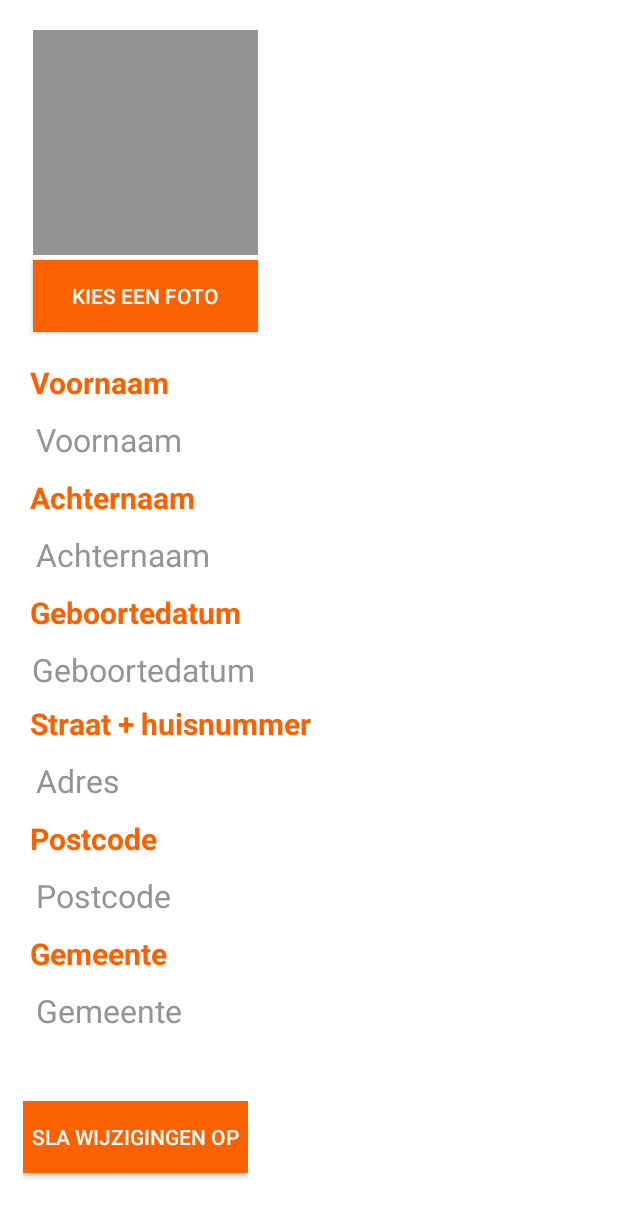
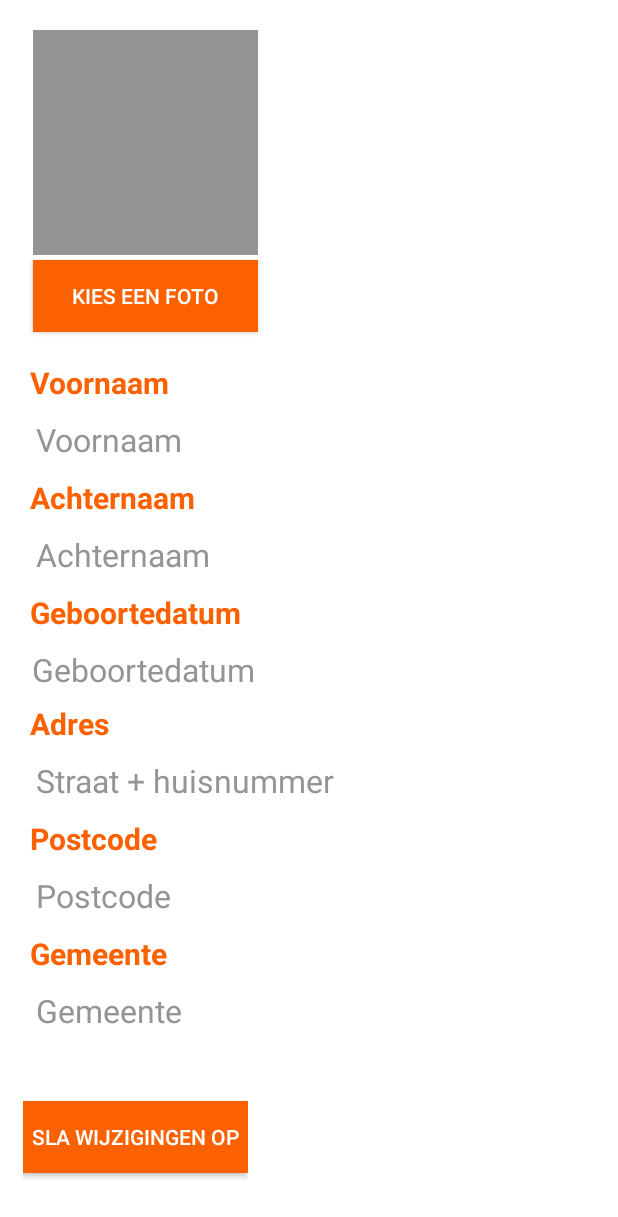
Before and after one commit to martijnwarson/Android-Mobile-App-Speel-Lees, an Android app: the layout activity_update.xml on its own in the app's theme, with its tools: preview values and no code run, on a phone screen of 412 x 824 dp. Shown: the top 1217 px of the screen. Run offline under Robolectric (Android 15) with nearby library versions, the phone set to English and light mode, and no system bars.

Commit message:
Fix masterdetail 10/03/2020

```diff
--- a/app/src/main/res/layout-land/activity_update.xml
+++ b/app/src/main/res/layout-land/activity_update.xml
@@ -32,7 +32,7 @@
 
         <TextView
             android:id="@+id/firstname_detail"
-            android:text="@string/detail_firstname"
+            android:text="Voornaam"
             android:textColor="@color/orange"
             android:textStyle="bold"
             android:layout_width="match_parent"
@@ -58,7 +58,7 @@
 
         <TextView
             android:id="@+id/lastname_detail"
-            android:text="@string/detail_lastname"
+            android:text="Achternaam"
             android:textColor="@color/orange"
             android:textStyle="bold"
             android:layout_width="match_parent"
@@ -83,7 +83,7 @@
 
         <TextView
             android:id="@+id/birthdate_detail"
-            android:text="@string/detail_birthdate"
+            android:text="Geboortedatum"
             android:textColor="@color/orange"
             android:textStyle="bold"
             android:layout_width="match_parent"
@@ -108,7 +108,7 @@
 
         <TextView
             android:id="@+id/adress_detail"
-            android:text="@string/detail_address"
+            android:text="Adres"
             android:textColor="@color/orange"
             android:textStyle="bold"
             android:layout_width="match_parent"
@@ -158,7 +158,7 @@
 
         <TextView
             android:id="@+id/city_detail"
-            android:text="@string/detail_city"
+            android:text="Gemeente"
             android:textColor="@color/orange"
             android:textStyle="bold"
             android:layout_width="match_parent"
@@ -201,7 +201,7 @@
                     android:layout_width="120dp"
                     android:layout_height="wrap_content"
                     android:id="@+id/btn_update"
-                    android:text="@string/btnUpdate"
+                    android:text="Wijzig"
                     android:background="@color/orange"
                     android:textColor="#FFFFFF"
                     android:layout_marginTop="93dp"
--- a/app/src/main/res/layout/activity_update.xml
+++ b/app/src/main/res/layout/activity_update.xml
@@ -34,7 +34,7 @@
 
         <TextView
             android:id="@+id/firstname_detail"
-            android:text="@string/detail_firstname"
+            android:text="Voornaam"
             android:textColor="@color/orange"
             android:textStyle="bold"
             android:layout_width="match_parent"
@@ -61,7 +61,7 @@
 
         <TextView
             android:id="@+id/lastname_detail"
-            android:text="@string/detail_lastname"
+            android:text="Achternaam"
             android:textColor="@color/orange"
             android:textStyle="bold"
             android:layout_width="match_parent"
@@ -87,7 +87,7 @@
 
         <TextView
             android:id="@+id/birthdate_detail_detail"
-            android:text="@string/detail_birthdate"
+            android:text="Geboortedatum"
             android:textColor="@color/orange"
             android:textStyle="bold"
             android:layout_width="match_parent"
@@ -113,7 +113,7 @@
 
         <TextView
             android:id="@+id/address_detail"
-            android:text="@string/detail_address"
+            android:text="Adres"
             android:textColor="@color/orange"
             android:textStyle="bold"
             android:layout_width="match_parent"
@@ -128,7 +128,7 @@
             android:layout_width="match_parent"
             android:layout_height="wrap_content"
             android:id="@+id/etAddress"
-            android:hint="Adres"
+            android:hint="Straat + huisnummer"
             android:layout_marginStart="20dp"
             android:layout_marginEnd="20dp"
             android:textSize="21sp"
@@ -167,7 +167,7 @@
 
         <TextView
             android:id="@+id/city_detail"
-            android:text="@string/detail_city"
+            android:text="Gemeente"
             android:textColor="@color/orange"
             android:textStyle="bold"
             android:layout_width="match_parent"
--- a/app/src/main/res/layout/client_detail.xml
+++ b/app/src/main/res/layout/client_detail.xml
@@ -25,7 +25,7 @@
 
         <TextView
             android:id="@+id/firstname_detail"
-            android:text="@string/detail_firstname"
+            android:text="Voornaam"
             android:textColor="@color/orange"
             android:textStyle="bold"
             android:layout_width="match_parent"
@@ -49,7 +49,7 @@
 
         <TextView
             android:id="@+id/lastname_detail"
-            android:text="@string/detail_lastname"
+            android:text="Achternaam"
             android:layout_width="wrap_content"
             android:layout_height="wrap_content"
             android:paddingStart="20dp"
@@ -73,7 +73,7 @@
 
         <TextView
             android:id="@+id/birthdate_detail"
-            android:text="@string/detail_birthdate"
+            android:text="Geboortedatum"
             android:layout_width="wrap_content"
             android:textStyle="bold"
             android:layout_height="wrap_content"
--- a/app/src/main/res/menu/nav_main.xml
+++ b/app/src/main/res/menu/nav_main.xml
@@ -7,10 +7,10 @@
         <item
             android:id="@+id/nav_home"
             android:icon="@drawable/ic_home"
-            android:title="@string/menu_home" />
+            android:title="Home" />
         <item
             android:id="@+id/nav_show_clients"
-            android:title="@string/menu_show_members" />
+            android:title="Cliënten" />
         <item
             android:id="@+id/nav_add_client"
             android:title="Klant toevoegen" />
```
Also changed, not shown: app/src/main/res/layout/activity_client_detail.xml (+4 -4 lines), app/src/main/res/navigation/mobile_navigation.xml (+5 -4 lines), app/src/main/res/values/strings.xml (+0 -45 lines), app/src/main/res/values/styles.xml (+0 -10 lines).
